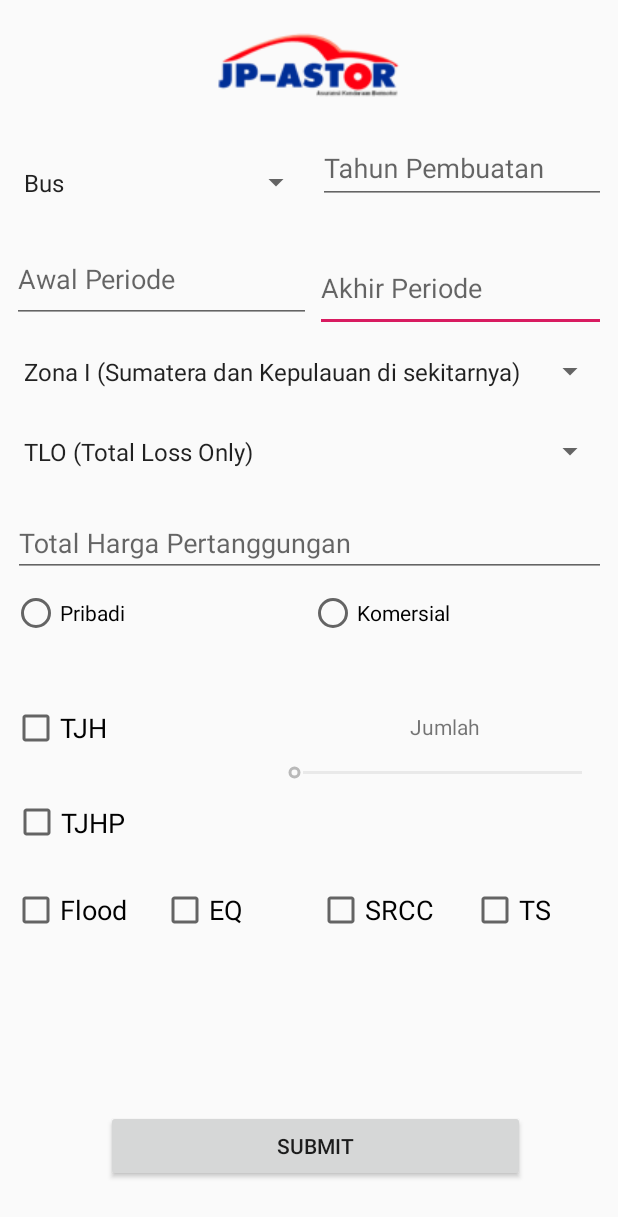
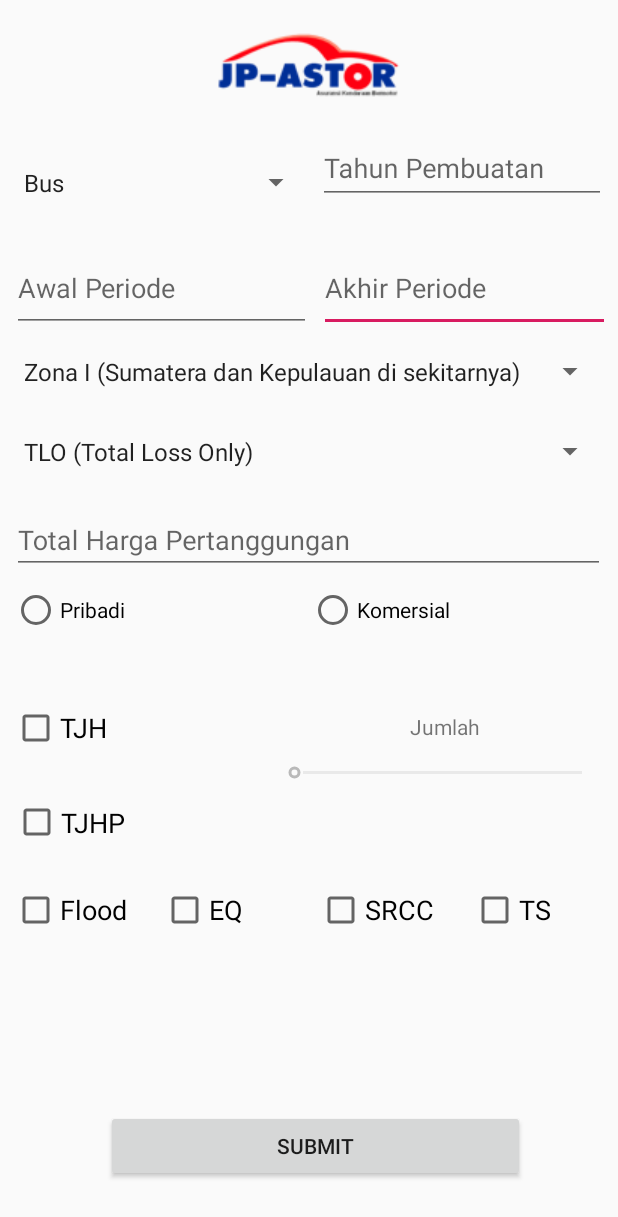
Before and after one commit to beninurhalim/simulatorPremi, an Android app: the Astorsimulation screen opened directly, with no data from a screen before it, on a phone screen of 412 x 824 dp. Shown: the top 1217 px of the screen. Run offline under Robolectric (Android 15) with nearby library versions, the phone set to English and light mode, and no system bars; 1 statement that could not run was skipped.

Commit message:
Push 11/07 7.43

```diff
--- a/app/src/main/AndroidManifest.xml
+++ b/app/src/main/AndroidManifest.xml
@@ -26,7 +26,8 @@
         <activity
             android:name=".activity.Astorsimulation"
             android:theme="@style/AppTheme.NoActionBar" />
-        <activity android:name=".activity.MenuButton" />
+        <activity android:name=".activity.MenuButton"
+            android:theme="@style/AppTheme.NoActionBar"/>
         <activity android:name=".activity.RegisterActivity" />
         <activity android:name=".activity.MainActivity" />
     </application>
--- a/app/src/main/res/layout/activity_astorsimulation.xml
+++ b/app/src/main/res/layout/activity_astorsimulation.xml
@@ -154,8 +154,7 @@
         android:inputType="date"
         app:layout_constraintBottom_toBottomOf="parent"
         app:layout_constraintEnd_toEndOf="parent"
-        app:layout_constraintHorizontal_bias="1.0"
-        app:layout_constraintStart_toStartOf="parent"
+        app:layout_constraintStart_toEndOf="@+id/SDate"
         app:layout_constraintTop_toTopOf="parent"
         app:layout_constraintVertical_bias="0.207" />
 
@@ -177,7 +176,7 @@
         app:layout_constraintHorizontal_bias="0.0"
         app:layout_constraintStart_toStartOf="parent"
         app:layout_constraintTop_toTopOf="parent"
-        app:layout_constraintVertical_bias="0.199" />
+        app:layout_constraintVertical_bias="0.207" />
 
     <CheckBox
         android:id="@+id/flood"
@@ -422,17 +421,17 @@
         android:layout_marginBottom="8dp"
         app:layout_constraintBottom_toBottomOf="parent"
         app:layout_constraintEnd_toEndOf="parent"
-        app:layout_constraintHorizontal_bias="1.0"
+        app:layout_constraintHorizontal_bias="0.0"
         app:layout_constraintStart_toStartOf="parent"
         app:layout_constraintTop_toBottomOf="@+id/Coverages"
-        app:layout_constraintVertical_bias="0.005">
+        app:layout_constraintVertical_bias="0.0">
 
         <android.support.design.widget.TextInputEditText
             android:id="@+id/TSI"
             android:layout_width="match_parent"
             android:layout_height="wrap_content"
-            android:inputType=""
-            android:hint="Total Harga Pertanggungan" />
+            android:hint="Total Harga Pertanggungan"
+            android:inputType="" />
     </android.support.design.widget.TextInputLayout>
 
 
```
